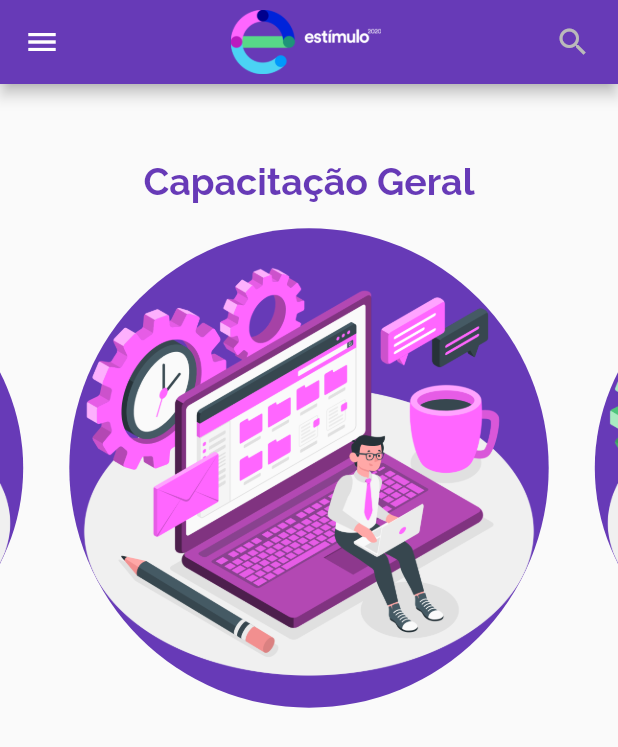
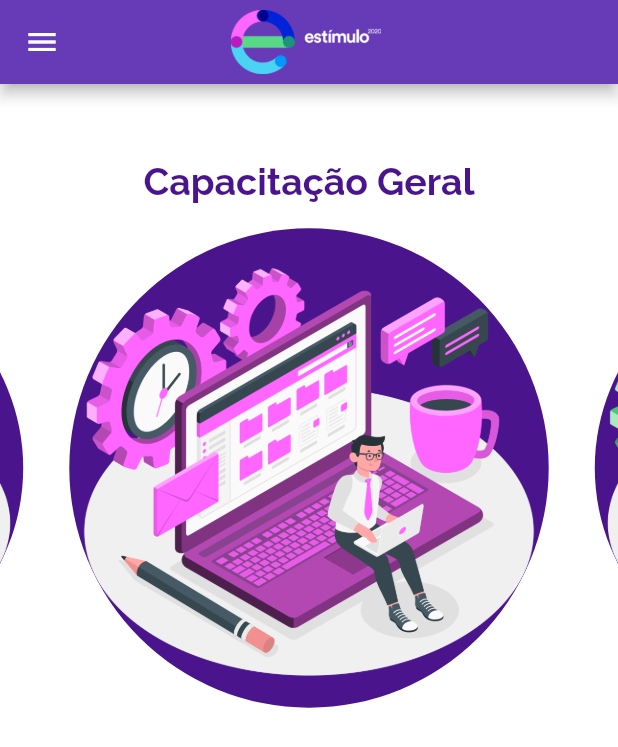
Before and after one commit to GabrielBorgesC19/Estimulo2020, a Flutter app: the HomePage screen opened directly, on a phone screen of 412 x 824 dp. Shown: the top 747 px of the screen. Run offline on Flutter 3.47's test engine with Material 2 defaults, Android fonts, the phone set to English and light mode, and no system bars; drawn by our look-alikes of carousel_slider; our stand-ins replace fluttertoast, youtube_player_flutter.

```diff
--- a/lib/main.dart
+++ b/lib/main.dart
@@ -1,5 +1,7 @@
+import 'package:doglife/pages/home.page.dart';
 import 'package:doglife/pages/login.page.dart';
 import 'package:doglife/pages/reset-password.page.dart';
+import 'package:doglife/pages/capacitacao.page.dart';
 import 'package:flutter/material.dart';
 
 void main() => runApp(MyApp());
--- a/lib/pages/home.page.dart
+++ b/lib/pages/home.page.dart
@@ -1,3 +1,4 @@
+import 'package:doglife/pages/capacitacao.page.dart';
 import 'package:flutter/material.dart';
 import 'package:carousel_slider/carousel_slider.dart';
 
@@ -17,17 +18,11 @@ class HomePage extends StatelessWidget {
         actions: <Widget>[
           Container(
             width: 60,
-            child: FlatButton(
-              child: Icon(
-                Icons.search,
-                color: Color(0xFFBABABA),
-              ),
-              onPressed: () => {},
-            ),
           ),
         ],
       ),
       body: Container(
+        color: Colors.white,
         alignment: Alignment(0.0, 1.15),
         child: Column(
           children: [
@@ -41,10 +36,20 @@ class HomePage extends StatelessWidget {
               items: [
                 Builder(
                   builder: (BuildContext context) {
-                    return Container(
+                    return GestureDetector(
+                        onTap: () {
+                          Navigator.push(
+                            //
+                            context,
+                            MaterialPageRoute(
+                              builder: (context) => CapacitacaoGeral(),
+                            ),
+                          );
+                        },
+                        child: Container(
                           child: Text("Capacitação Geral",
                               style: TextStyle(
-                              color: Colors.deepPurple,
+                                  color: Colors.purple[900],
                                   fontSize: 25,
                                   fontStyle: FontStyle.normal,
                                   fontWeight: FontWeight.bold,
@@ -58,17 +63,26 @@ class HomePage extends StatelessWidget {
                               "assets/capacitacaorosa.png",
                             )),
                             shape: BoxShape.circle,
-                        color: Colors.deepPurple,
+                            color: Colors.purple[900],
                           ),
-                    );
+                        ));
                   },
                 ),
                 Builder(
                   builder: (BuildContext context) {
-                    return Container(
+                    return GestureDetector(
+                      onTap: () {
+                        //Navigator.push(
+                        // context,
+                        //  MaterialPageRoute(
+                        //   builder: (context) => CapacitacaoGeral(),
+                        //  ),
+                        //   );
+                      },
+                      child: new Container(
                         child: Text("Acompanhamento",
                             style: TextStyle(
-                              color: Colors.deepPurple,
+                                color: Colors.purple[900],
                                 fontSize: 25,
                                 fontStyle: FontStyle.normal,
                                 fontWeight: FontWeight.bold,
@@ -82,7 +96,8 @@ class HomePage extends StatelessWidget {
                             "assets/acompanhamentoverde.png",
                           )),
                           shape: BoxShape.circle,
-                        color: Colors.deepPurple,
+                          color: Colors.purple[900],
+                        ),
                       ),
                     );
                   },
@@ -92,7 +107,7 @@ class HomePage extends StatelessWidget {
                     return Container(
                       child: Text("Mentoria Especifica",
                           style: TextStyle(
-                              color: Colors.deepPurple,
+                              color: Colors.purple[900],
                               fontSize: 25,
                               fontStyle: FontStyle.normal,
                               fontWeight: FontWeight.bold,
@@ -107,7 +122,7 @@ class HomePage extends StatelessWidget {
                           ),
                         ),
                         shape: BoxShape.circle,
-                        color: Colors.deepPurple,
+                        color: Colors.purple[900],
                       ),
                     );
                   },
--- a/pubspec.yaml
+++ b/pubspec.yaml
@@ -17,6 +17,7 @@ environment:
   sdk: ">=2.1.0 <3.0.0"
 
 dependencies:
+  youtube_player_flutter: ^7.0.0+7
   carousel_slider: ^2.3.1
   http: ^0.12.2
   fluttertoast: ^7.1.1
```
Also changed, not shown: lib/pages/capacitacao.page.dart (added, +101 -0 lines), pubspec.lock, 3 other files. Lines whose indentation alone changed are shown as unchanged.
